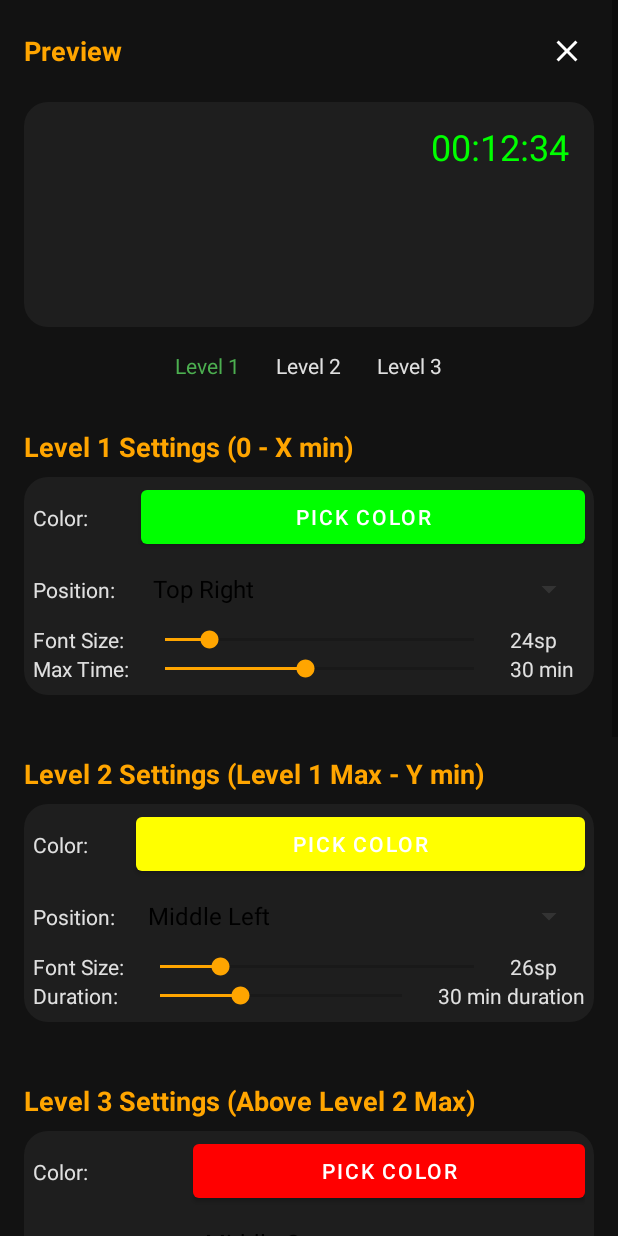
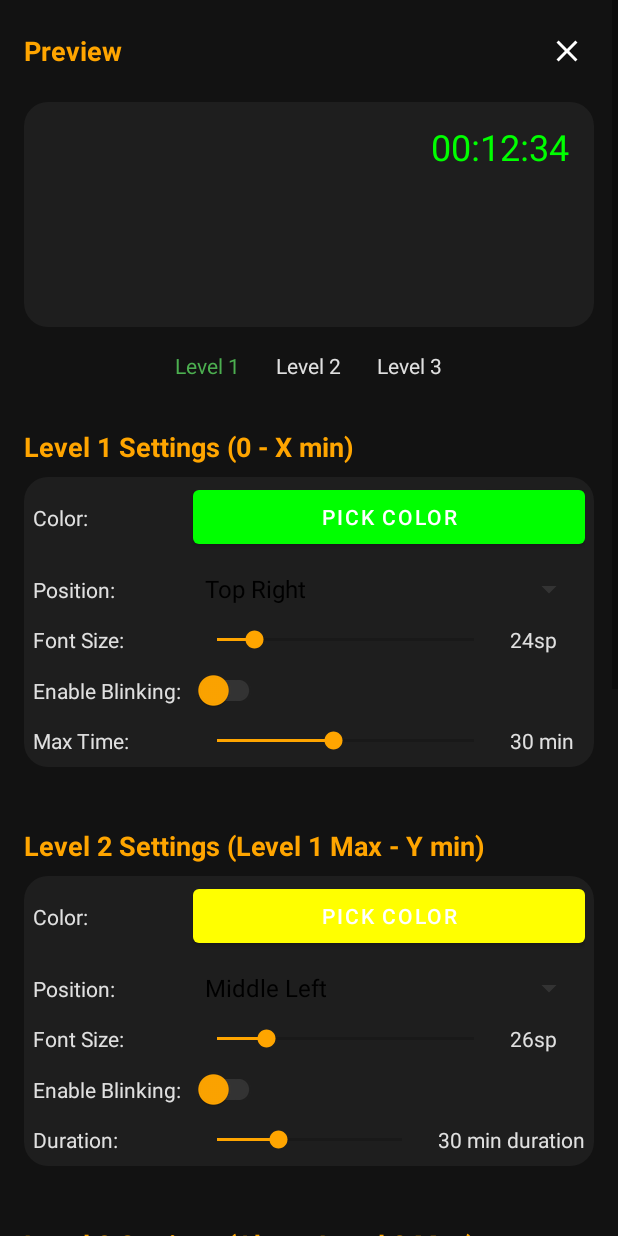
Before and after one commit to Andebugulin/Awareen, an Android app: the screen it shows after launch (SettingsActivity), after a tap on "Settings", on a phone screen of 412 x 824 dp. Run offline under Robolectric (Android 15) with nearby library versions, the phone set to English and light mode, and no system bars.

Commit message:
version 3, new features and fixes described below
1) start tracking button will change to stop tracking button, for the convinience
2) enable blinking is possible to all 3 levels
3) color can be randomly picked or set up using hex code
4) reset time logic was reduced, due to complexity, additionally one bug was fixed by doing so, before if we would reset time at 00:00 we app would crash, now time is independent, and the app won't crash

```diff
--- a/app/build.gradle.kts
+++ b/app/build.gradle.kts
@@ -7,11 +7,11 @@ android {
     namespace = "com.example.screentimetracker"
     compileSdk = 35
     defaultConfig {
-        applicationId = "com.example.screentimetracker"
+        applicationId = "com.andebugulin.awareen2"
         minSdk = 26
         targetSdk = 35
-        versionCode = 1
-        versionName = "1.0"
+        versionCode = 3
+        versionName = "1.02"
 
         testInstrumentationRunner = "androidx.test.runner.AndroidJUnitRunner"
     }
--- a/app/src/main/java/com/example/screentimetracker/AppSettings.kt
+++ b/app/src/main/java/com/example/screentimetracker/AppSettings.kt
@@ -15,6 +15,7 @@ object AppSettings {
     const val LEVEL_1_POSITION = "level_1_position" // String like "Top Left"
     const val LEVEL_1_FONT_SIZE = "level_1_font_size" // Integer
     const val LEVEL_1_MAX_TIME_SECONDS = "level_1_max_time_seconds" // Integer, in seconds
+    const val LEVEL_1_BLINKING_ENABLED = "level_1_blinking_enabled"
 
     // --- Level 2 Settings ---
     const val LEVEL_2_COLOR = "level_2_color"
@@ -22,6 +23,7 @@ object AppSettings {
     const val LEVEL_2_FONT_SIZE = "level_2_font_size"
     // Level 2 starts after Level 1 ends. This is the DURATION of Level 2.
     const val LEVEL_2_DURATION_SECONDS = "level_2_duration_seconds" // Integer, in seconds
+    const val LEVEL_2_BLINKING_ENABLED = "level_2_blinking_enabled"
 
     // --- Level 3 Settings ---
     // Level 3 starts after Level 1_MAX_TIME + Level 2_DURATION
@@ -45,12 +47,15 @@ object AppSettings {
     val DEFAULT_LEVEL_1_POSITION = "Top Right" // Default position
     const val DEFAULT_LEVEL_1_FONT_SIZE = 24 // Default font size in sp
     const val DEFAULT_LEVEL_1_MAX_TIME_SECONDS = 30 * 60 // 30 minutes
+    const val DEFAULT_LEVEL_1_BLINKING_ENABLED = false
 
     // Default settings for Level 2
     val DEFAULT_LEVEL_2_COLOR = Color.YELLOW
     val DEFAULT_LEVEL_2_POSITION = "Middle Left"
     const val DEFAULT_LEVEL_2_FONT_SIZE = 26 // Default font size in sp
     const val DEFAULT_LEVEL_2_DURATION_SECONDS = 30 * 60 // 30 minutes duration for level 2
+    const val DEFAULT_LEVEL_2_BLINKING_ENABLED = false
+
 
     // Default settings for Level 3
     val DEFAULT_LEVEL_3_COLOR = Color.RED
--- a/app/src/main/java/com/example/screentimetracker/MainActivity.kt
+++ b/app/src/main/java/com/example/screentimetracker/MainActivity.kt
@@ -16,8 +16,9 @@ import android.content.Context
 import android.content.pm.PackageManager
 import android.graphics.Color
 import android.os.PowerManager
+import android.view.View
 import androidx.appcompat.app.AlertDialog
-
+import android.app.ActivityManager
 
 class MainActivity : AppCompatActivity() {
 
@@ -38,6 +39,16 @@ class MainActivity : AppCompatActivity() {
         startServiceButton.setOnClickListener {
             checkOverlayPermissionAndStartService()
         }
+
+        val stopServiceButton = findViewById<Button>(R.id.stopServiceButton)
+        stopServiceButton.setOnClickListener {
+            val serviceIntent = Intent(this, ScreenTimeService::class.java)
+            stopService(serviceIntent)
+            Toast.makeText(this, "Screen time tracking stopped", Toast.LENGTH_SHORT).show()
+            startServiceButton.visibility = View.VISIBLE
+            stopServiceButton.visibility = View.GONE
+        }
+        updateButtonVisibility()
 
         // Set up social media links
         setupSocialLinks()
@@ -60,6 +71,27 @@ class MainActivity : AppCompatActivity() {
             val intent = Intent(this, AnalyticsActivity::class.java)
             startActivity(intent)
         }
+    }
+
+    override fun onResume() {
+        super.onResume()
+        updateButtonVisibility()
+    }
+
+    private fun updateButtonVisibility() {
+        val isServiceRunning = isServiceRunning(ScreenTimeService::class.java)
+        findViewById<Button>(R.id.startServiceButton).visibility = if (isServiceRunning) View.GONE else View.VISIBLE
+        findViewById<Button>(R.id.stopServiceButton).visibility = if (isServiceRunning) View.VISIBLE else View.GONE
+    }
+
+    private fun isServiceRunning(serviceClass: Class<*>): Boolean {
+        val manager = getSystemService(Context.ACTIVITY_SERVICE) as ActivityManager
+        for (service in manager.getRunningServices(Int.MAX_VALUE)) {
+            if (serviceClass.name == service.service.className) {
+                return true
+            }
+        }
+        return false
     }
 
 
@@ -370,6 +402,8 @@ class MainActivity : AppCompatActivity() {
                 startService(serviceIntent)
             }
             Toast.makeText(this, "Screen time tracking started", Toast.LENGTH_SHORT).show()
+            findViewById<Button>(R.id.startServiceButton).visibility = View.GONE
+            findViewById<Button>(R.id.stopServiceButton).visibility = View.VISIBLE
         } catch (e: Exception) {
             e.printStackTrace()
             Toast.makeText(this, "Error starting service: ${e.message}", Toast.LENGTH_LONG).show()
--- a/app/src/main/java/com/example/screentimetracker/SettingsActivity.kt
+++ b/app/src/main/java/com/example/screentimetracker/SettingsActivity.kt
@@ -28,6 +28,10 @@ import android.widget.ImageButton
 import android.os.Handler
 import android.os.Looper
 import androidx.appcompat.widget.SwitchCompat
+import android.text.Editable
+import android.text.TextWatcher
+import android.widget.EditText
+import android.widget.GridLayout
 
 import com.example.screentimetracker.AppSettings // Import your AppSettings
 
@@ -67,6 +71,7 @@ class SettingsActivity : AppCompatActivity() {
     private lateinit var level1FontSizeValue: TextView
     private lateinit var level1TimeSeekBar: SeekBar // Controls max time for level 1
     private lateinit var level1TimeValue: TextView  // Displays max time in minutes
+    private lateinit var level1BlinkingSwitch: SwitchCompat
 
     // UI Elements for Level 2 Settings
     private lateinit var level2ColorButton: Button
@@ -75,6 +80,7 @@ class SettingsActivity : AppCompatActivity() {
     private lateinit var level2FontSizeValue: TextView
     private lateinit var level2TimeSeekBar: SeekBar // Controls duration for level 2
     private lateinit var level2TimeValue: TextView  // Displays duration in minutes
+    private lateinit var level2BlinkingSwitch: SwitchCompat
 
     // UI Elements for Level 3 Settings
     private lateinit var level3ColorButton: Button
@@ -118,6 +124,8 @@ class SettingsActivity : AppCompatActivity() {
     private var currentLevel1Color: Int = AppSettings.DEFAULT_LEVEL_1_COLOR
     private var currentLevel2Color: Int = AppSettings.DEFAULT_LEVEL_2_COLOR
     private var currentLevel3Color: Int = AppSettings.DEFAULT_LEVEL_3_COLOR
+    private var currentLevel1BlinkingEnabled: Boolean = AppSettings.DEFAULT_LEVEL_1_BLINKING_ENABLED
+    private var currentLevel2BlinkingEnabled: Boolean = AppSettings.DEFAULT_LEVEL_2_BLINKING_ENABLED
     private var currentLevel3BlinkingEnabled: Boolean = DEFAULT_LEVEL_3_BLINKING_ENABLED // New state variable
 
 
@@ -212,6 +220,8 @@ class SettingsActivity : AppCompatActivity() {
         level1FontSizeValue = findViewById(R.id.level1FontSizeValue)
         level1TimeSeekBar = findViewById(R.id.level1TimeSeekBar)
         level1TimeValue = findViewById(R.id.level1TimeValue)
+        level1BlinkingSwitch = findViewById(R.id.level1BlinkingSwitch)
+
 
         // Level 2 controls
         level2ColorButton = findViewById(R.id.level2ColorButton)
@@ -220,6 +230,7 @@ class SettingsActivity : AppCompatActivity() {
         level2FontSizeValue = findViewById(R.id.level2FontSizeValue)
         level2TimeSeekBar = findViewById(R.id.level2TimeSeekBar)
         level2TimeValue = findViewById(R.id.level2TimeValue)
+        level2BlinkingSwitch = findViewById(R.id.level2BlinkingSwitch)
 
         // Level 3 controls
         level3ColorButton = findViewById(R.id.level3ColorButton)
@@ -238,6 +249,7 @@ class SettingsActivity : AppCompatActivity() {
         timerDisplayIntervalValue = findViewById(R.id.timerDisplayIntervalValue)
         timerDisplayDurationSeekBar = findViewById(R.id.timerDisplayDurationSeekBar)
         timerDisplayDurationValue = findViewById(R.id.timerDisplayDurationValue)
+
     }
 
     private fun setupCloseButton() {
@@ -314,19 +326,21 @@ class SettingsActivity : AppCompatActivity() {
         setupColorButtonControl(level1ColorButton, AppSettings.LEVEL_1_COLOR, AppSettings.DEFAULT_LEVEL_1_COLOR) { color -> currentLevel1Color = color }
         setupPositionSpinnerControl(level1PositionSpinner, AppSettings.LEVEL_1_POSITION, AppSettings.DEFAULT_LEVEL_1_POSITION)
         setupFontSizeSeekBarControl(level1FontSizeSeekBar, level1FontSizeValue, AppSettings.LEVEL_1_FONT_SIZE, AppSettings.DEFAULT_LEVEL_1_FONT_SIZE)
+        setupLevelBlinkingSwitchControl(level1BlinkingSwitch, AppSettings.LEVEL_1_BLINKING_ENABLED, AppSettings.DEFAULT_LEVEL_1_BLINKING_ENABLED) { enabled -> currentLevel1BlinkingEnabled = enabled }
         setupLevel1TimeSeekBarControl()
 
         // Level 2
         setupColorButtonControl(level2ColorButton, AppSettings.LEVEL_2_COLOR, AppSettings.DEFAULT_LEVEL_2_COLOR) { color -> currentLevel2Color = color }
         setupPositionSpinnerControl(level2PositionSpinner, AppSettings.LEVEL_2_POSITION, AppSettings.DEFAULT_LEVEL_2_POSITION)
         setupFontSizeSeekBarControl(level2FontSizeSeekBar, level2FontSizeValue, AppSettings.LEVEL_2_FONT_SIZE, AppSettings.DEFAULT_LEVEL_2_FONT_SIZE)
+        setupLevelBlinkingSwitchControl(level2BlinkingSwitch, AppSettings.LEVEL_2_BLINKING_ENABLED, AppSettings.DEFAULT_LEVEL_2_BLINKING_ENABLED) { enabled -> currentLevel2BlinkingEnabled = enabled }
         setupLevel2TimeSeekBarControl()
 
         // Level 3
         setupColorButtonControl(level3ColorButton, AppSettings.LEVEL_3_COLOR, AppSettings.DEFAULT_LEVEL_3_COLOR) { color -> currentLevel3Color = color }
         setupPositionSpinnerControl(level3PositionSpinner, AppSettings.LEVEL_3_POSITION, AppSettings.DEFAULT_LEVEL_3_POSITION)
         setupFontSizeSeekBarControl(level3FontSizeSeekBar, level3FontSizeValue, AppSettings.LEVEL_3_FONT_SIZE, AppSettings.DEFAULT_LEVEL_3_FONT_SIZE)
-        setupLevel3BlinkingSwitchControl() // Call new function for the switch
+        setupLevelBlinkingSwitchControl(level3BlinkingSwitch, AppSettings.LEVEL_3_BLINKING_ENABLED, AppSettings.DEFAULT_LEVEL_3_BLINKING_ENABLED) { enabled -> currentLevel3BlinkingEnabled = enabled} // Call new function for the switch
 
 
         // Reset Time
@@ -403,32 +417,77 @@ class SettingsActivity : AppCompatActivity() {
      * A more advanced implementation would use a color picker dialog.
      */
     private fun setupColorButtonControl(button: Button, prefKey: String, defaultColor: Int, onColorSelected: (Int) -> Unit) {
-        // Load initial color from preferences
         var loadedColor = prefs.getInt(prefKey, defaultColor)
         button.setBackgroundColor(loadedColor)
-        onColorSelected(loadedColor) // Initialize the corresponding member variable
+        onColorSelected(loadedColor)
 
         val availableColors = listOf(
             Color.GREEN, Color.YELLOW, Color.RED, Color.CYAN, Color.MAGENTA, Color.BLUE,
-            Color.parseColor("#FFA500"), // Orange
-            Color.parseColor("#FF4081"), // Pink
+            Color.parseColor("#FFA500"), Color.parseColor("#FF4081"),
             Color.WHITE, Color.LTGRAY
         )
 
         button.setOnClickListener {
-            // Find the current index based on the *currently active* color
-            val currentIndex = availableColors.indexOf(loadedColor)
-            // Determine the next color in the cycle
-            loadedColor = if (currentIndex != -1 && currentIndex < availableColors.size - 1) {
-                availableColors[currentIndex + 1]
-            } else {
-                availableColors[0] // Cycle back to the first color
+            showColorPickerDialog(loadedColor, availableColors) { selectedColor ->
+                loadedColor = selectedColor
+                button.setBackgroundColor(loadedColor)
+                onColorSelected(loadedColor)
+                updatePreview()
+                markChanged()
             }
-            button.setBackgroundColor(loadedColor)
-            onColorSelected(loadedColor) // Update the corresponding member variable
-            updatePreview()
-            markChanged()
         }
+    }
+
+    private fun showColorPickerDialog(currentColor: Int, presetColors: List<Int>, onColorSelected: (Int) -> Unit) {
+        val dialogView = layoutInflater.inflate(R.layout.dialog_color_picker, null)
+        val hexInput = dialogView.findViewById<EditText>(R.id.hexInput)
+        val previewColor = dialogView.findViewById<View>(R.id.previewColor)
+        val randomButton = dialogView.findViewById<Button>(R.id.randomColorButton)
+
+        hexInput.setText(String.format("#%06X", 0xFFFFFF and currentColor))
+        previewColor.setBackgroundColor(currentColor)
+
+        randomButton.setOnClickListener {
+            val randomColor = Color.rgb(
+                (0..255).random(),
+                (0..255).random(),
+                (0..255).random()
+            )
+            hexInput.setText(String.format("#%06X", 0xFFFFFF and randomColor))
+            previewColor.setBackgroundColor(randomColor)
+        }
+
+        hexInput.addTextChangedListener(object : TextWatcher {
+            override fun afterTextChanged(s: Editable?) {
+                try {
+                    val color = Color.parseColor(s.toString())
+                    previewColor.setBackgroundColor(color)
+                } catch (e: Exception) {
+                    // Invalid color
+                }
+            }
+            override fun beforeTextChanged(s: CharSequence?, start: Int, count: Int, after: Int) {}
+            override fun onTextChanged(s: CharSequence?, start: Int, before: Int, count: Int) {}
+        })
+
+        AlertDialog.Builder(this, R.style.CustomAlertDialog)
+            .setTitle("Choose Color")
+            .setView(dialogView)
+            .setPositiveButton("Select") { _, _ ->
+                try {
+                    val color = Color.parseColor(hexInput.text.toString())
+                    onColorSelected(color)
+                } catch (e: Exception) {
+                    Toast.makeText(this, "Invalid color format", Toast.LENGTH_SHORT).show()
+                }
+            }
+            .setNegativeButton("Cancel", null)
+            .create()
+            .apply {
+                show()
+                getButton(AlertDialog.BUTTON_POSITIVE)?.setTextColor(Color.parseColor("#FFA500"))
+                getButton(AlertDialog.BUTTON_NEGATIVE)?.setTextColor(Color.parseColor("#FFA500"))
+            }
     }
 
     /**
@@ -513,14 +572,14 @@ class SettingsActivity : AppCompatActivity() {
         })
     }
 
-    private fun setupLevel3BlinkingSwitchControl() {
-        currentLevel3BlinkingEnabled = prefs.getBoolean(AppSettings.LEVEL_3_BLINKING_ENABLED, DEFAULT_LEVEL_3_BLINKING_ENABLED)
-        level3BlinkingSwitch.isChecked = currentLevel3BlinkingEnabled
+    private fun setupLevelBlinkingSwitchControl(switch: SwitchCompat, prefKey: String, default: Boolean, onToggle: (Boolean) -> Unit) {
+        val enabled = prefs.getBoolean(prefKey, default)
+        switch.isChecked = enabled
+        onToggle(enabled)
 
-        level3BlinkingSwitch.setOnCheckedChangeListener { _, isChecked ->
-            currentLevel3BlinkingEnabled = isChecked
+        switch.setOnCheckedChangeListener { _, isChecked ->
+            onToggle(isChecked)
             markChanged()
-            // No direct preview update needed for blinking, but you could add a visual cue if desired.
         }
     }
 
@@ -528,58 +587,31 @@ class SettingsActivity : AppCompatActivity() {
      * Sets up spinners for selecting the daily reset time (hour and minute).
      */
     private fun setupResetTimeControls() {
-        // Get current time
-        val calendar = Calendar.getInstance()
-        currentHour = calendar.get(Calendar.HOUR_OF_DAY)
-        currentMinute = calendar.get(Calendar.MINUTE)
-
-        // Create arrays with limited options
-        val hours = Array(currentHour + 1) { i -> String.format("%02d", i) }
-
-        // Create minute array based on selected hour
-        val savedHour = prefs.getInt(AppSettings.RESET_HOUR, AppSettings.DEFAULT_RESET_HOUR)
-        val minuteLimit = if (savedHour < currentHour) 60 else currentMinute
-        val minutes = Array(minuteLimit) { i -> String.format("%02d", i) }
+        val hours = Array(24) { i -> String.format("%02d", i) }
+        val minutes = Array(60) { i -> String.format("%02d", i) }
 
         resetHourSpinner.adapter = ArrayAdapter(this, android.R.layout.simple_spinner_dropdown_item, hours)
         resetMinuteSpinner.adapter = ArrayAdapter(this, android.R.layout.simple_spinner_dropdown_item, minutes)
 
-        // Select saved values or defaults
-        val savedHourPosition = prefs.getInt(AppSettings.RESET_HOUR, AppSettings.DEFAULT_RESET_HOUR)
-            .coerceIn(0, hours.size - 1)
-        resetHourSpinner.setSelection(savedHourPosition)
+        val savedHour = prefs.getInt(AppSettings.RESET_HOUR, AppSettings.DEFAULT_RESET_HOUR)
+        val savedMinute = prefs.getInt(AppSettings.RESET_MINUTE, AppSettings.DEFAULT_RESET_MINUTE)
 
-        val savedMinutePosition = prefs.getInt(AppSettings.RESET_MINUTE, AppSettings.DEFAULT_RESET_MINUTE)
-            .coerceIn(0, minutes.size - 1)
-        resetMinuteSpinner.setSelection(savedMinutePosition)
+        resetHourSpinner.setSelection(savedHour)
+        resetMinuteSpinner.setSelection(savedMinute)
 
-        // Add listener to hour spinner to update minute spinner accordingly
         resetHourSpinner.onItemSelectedListener = object : AdapterView.OnItemSelectedListener {
             override fun onItemSelected(parent: AdapterView<*>?, view: View?, position: Int, id: Long) {
-                // If selected hour equals current hour, limit minutes
-                val selectedHour = position
-                updateMinuteSpinner(selectedHour)
                 markChanged()
             }
-
             override fun onNothingSelected(parent: AdapterView<*>?) {}
         }
-    }
 
-    // Add this helper function
-    private fun updateMinuteSpinner(selectedHour: Int) {
-        // If selected hour equals current hour, limit minutes to current minute
-        val minuteLimit = if (selectedHour < currentHour) 60 else currentMinute
-        val minutes = Array(minuteLimit) { i -> String.format("%02d", i) }
-
-        // Store current selection if possible
-        val currentSelection = resetMinuteSpinner.selectedItemPosition.coerceIn(0, minuteLimit - 1)
-
-        // Update adapter
-        resetMinuteSpinner.adapter = ArrayAdapter(this, android.R.layout.simple_spinner_dropdown_item, minutes)
-
-        // Restore selection if possible
-        resetMinuteSpinner.setSelection(currentSelection)
+        resetMinuteSpinner.onItemSelectedListener = object : AdapterView.OnItemSelectedListener {
+            override fun onItemSelected(parent: AdapterView<*>?, view: View?, position: Int, id: Long) {
+                markChanged()
+            }
+            override fun onNothingSelected(parent: AdapterView<*>?) {}
+        }
     }
 
     /**
@@ -700,15 +732,6 @@ class SettingsActivity : AppCompatActivity() {
             return false
         }
 
-        // Validate reset time
-        val selectedHour = resetHourSpinner.selectedItemPosition
-        val selectedMinute = resetMinuteSpinner.selectedItemPosition
-
-        // If hour is current hour, check minute
-        if (selectedHour == currentHour && selectedMinute >= currentMinute) {
-            Toast.makeText(this, "Reset time must be earlier than current time.", Toast.LENGTH_SHORT).show()
-            return false
-        }
 
         return true
     }
@@ -724,6 +747,7 @@ class SettingsActivity : AppCompatActivity() {
             putString(AppSettings.LEVEL_1_POSITION, level1PositionSpinner.selectedItem.toString())
             putInt(AppSettings.LEVEL_1_FONT_SIZE, (MIN_FONT_SIZE_SP + level1FontSizeSeekBar.progress).toInt())
             putInt(AppSettings.LEVEL_1_MAX_TIME_SECONDS, currentLevel1MaxTimeMinutes * 60)
+            putBoolean(AppSettings.LEVEL_1_BLINKING_ENABLED, currentLevel1BlinkingEnabled)
 
             Log.d("SettingsActivity", "Saving Level 1: Color=$AppSettings.level1Color, Position=$AppSettings.level1Position, FontSize=$AppSettings.level1FontSize, MaxTimeSeconds=$AppSettings.level1MaxTimeSeconds")
 
@@ -732,6 +756,7 @@ class SettingsActivity : AppCompatActivity() {
             putString(AppSettings.LEVEL_2_POSITION, level2PositionSpinner.selectedItem.toString())
             putInt(AppSettings.LEVEL_2_FONT_SIZE, (MIN_FONT_SIZE_SP + level2FontSizeSeekBar.progress).toInt())
             putInt(AppSettings.LEVEL_2_DURATION_SECONDS, currentLevel2DurationMinutes * 60)
+            putBoolean(AppSettings.LEVEL_2_BLINKING_ENABLED, currentLevel2BlinkingEnabled)
 
             Log.d("SettingsActivity", "Saving Level 2: Color=$AppSettings.level2Color, Position=$AppSettings.level2Position, FontSize=$AppSettings.level2FontSize, DurationSeconds=$AppSettings.level2DurationSeconds")
 
--- a/app/src/main/res/layout/activity_settings.xml
+++ b/app/src/main/res/layout/activity_settings.xml
@@ -134,6 +134,19 @@
                     android:textColor="#E0E0E0" />
             </LinearLayout>
 
+            <TextView
+                style="@style/SettingsLabel"
+                android:text="Enable Blinking:"
+                android:textColor="#E0E0E0" />
+            <androidx.appcompat.widget.SwitchCompat
+                android:id="@+id/level1BlinkingSwitch"
+                android:layout_width="wrap_content"
+                android:layout_height="wrap_content"
+                android:layout_gravity="center_vertical|start"
+                android:minHeight="48dp"
+                app:thumbTint="#FFA500"
+                app:trackTint="#333333" />
+
             <TextView style="@style/SettingsLabel" android:text="Max Time:" android:textColor="#E0E0E0" />
             <LinearLayout style="@style/SettingsControlLayout">
                 <SeekBar
@@ -177,6 +190,19 @@
                     android:text="26sp"
                     android:textColor="#E0E0E0" />
             </LinearLayout>
+
+            <TextView
+                style="@style/SettingsLabel"
+                android:text="Enable Blinking:"
+                android:textColor="#E0E0E0" />
+            <androidx.appcompat.widget.SwitchCompat
+                android:id="@+id/level2BlinkingSwitch"
+                android:layout_width="wrap_content"
+                android:layout_height="wrap_content"
+                android:layout_gravity="center_vertical|start"
+                android:minHeight="48dp"
+                app:thumbTint="#FFA500"
+                app:trackTint="#333333" />
 
             <TextView style="@style/SettingsLabel" android:text="Duration:" android:textColor="#E0E0E0" />
             <LinearLayout style="@style/SettingsControlLayout">
```
Also changed, not shown: app/src/main/AndroidManifest.xml (+3 -4 lines), app/src/main/java/com/example/screentimetracker/ScreenTimeService.kt (+33 -9 lines), app/src/main/res/layout/activity_main.xml (+19 -0 lines), app/src/main/res/layout/dialog_color_picker.xml (added, +54 -0 lines), 1 other file.
